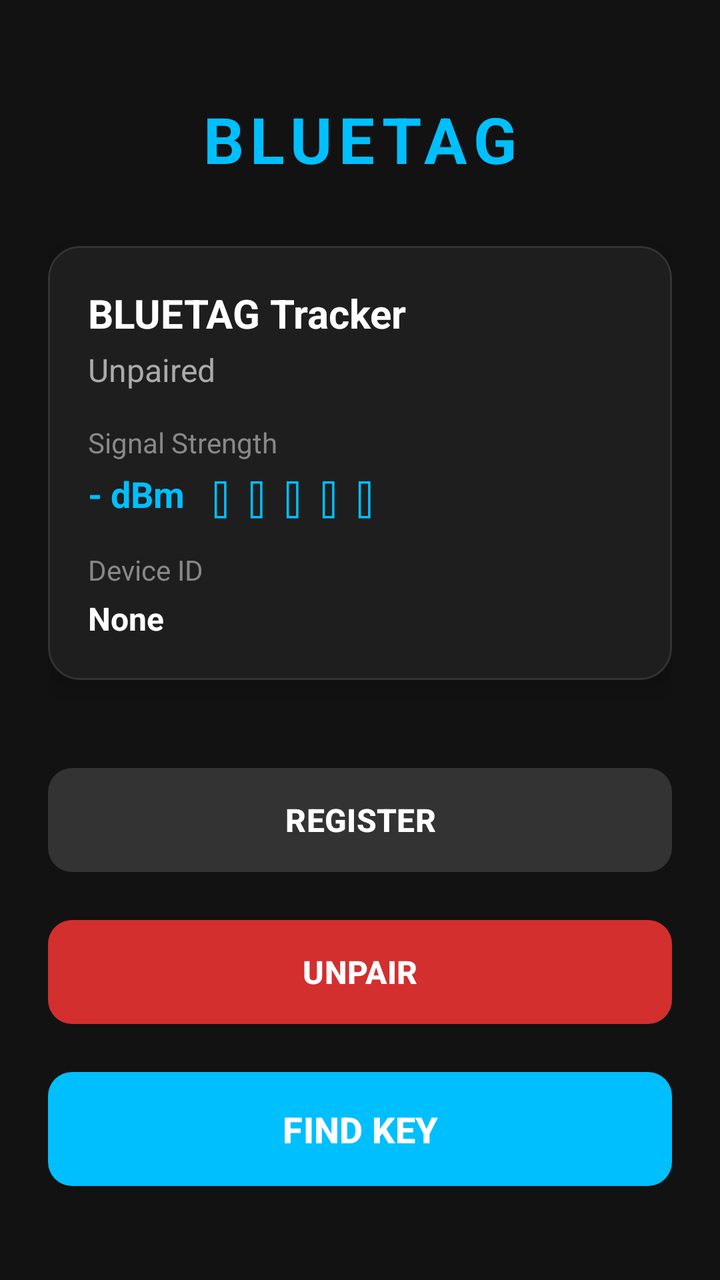
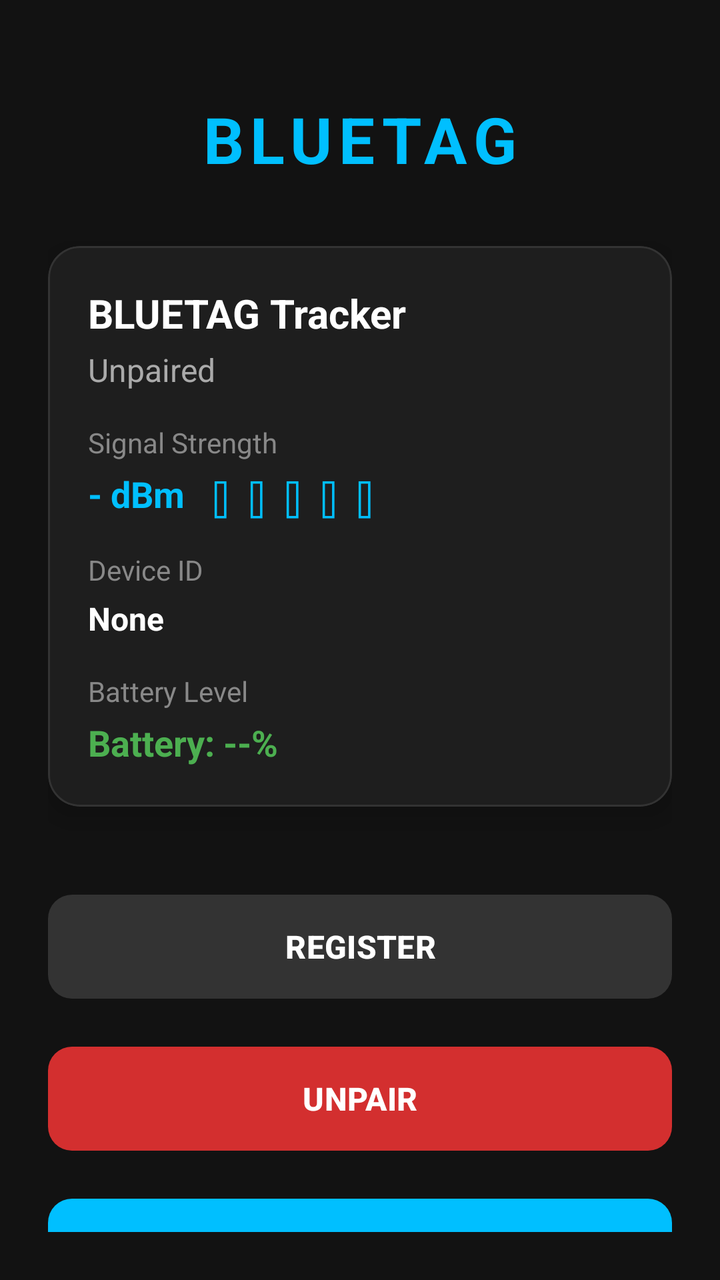

An Android layout rendered at two revisions. The XML below is the earlier revision; the diff shows what the commit changed to produce the second picture.
<!-- AndroidManifest.xml: application theme Theme.Bluetag -->
<!-- res/layout/activity_main.xml -->
<?xml version="1.0" encoding="utf-8"?>
<androidx.constraintlayout.widget.ConstraintLayout
    xmlns:android="http://schemas.android.com/apk/res/android"
    xmlns:app="http://schemas.android.com/apk/res-auto"
    android:layout_width="match_parent"
    android:layout_height="match_parent"
    android:background="#121212"
    android:padding="24dp">

    <TextView
        android:id="@+id/tvAppTitle"
        android:layout_width="wrap_content"
        android:layout_height="wrap_content"
        android:text="BLUETAG"
        android:textColor="#00BFFF"
        android:textSize="32sp"
        android:textStyle="bold"
        android:letterSpacing="0.1"
        app:layout_constraintTop_toTopOf="parent"
        app:layout_constraintStart_toStartOf="parent"
        app:layout_constraintEnd_toEndOf="parent"
        android:layout_marginTop="24dp"/>

    <com.google.android.material.card.MaterialCardView
        android:id="@+id/statusCard"
        android:layout_width="match_parent"
        android:layout_height="wrap_content"
        android:layout_marginTop="32dp"
        app:cardBackgroundColor="#1E1E1E"
        app:cardCornerRadius="16dp"
        app:cardElevation="8dp"
        app:strokeColor="#333333"
        app:strokeWidth="1dp"
        app:layout_constraintTop_toBottomOf="@id/tvAppTitle">

        <LinearLayout
            android:layout_width="match_parent"
            android:layout_height="wrap_content"
            android:orientation="vertical"
            android:padding="20dp">

            <TextView
                android:layout_width="match_parent"
                android:layout_height="wrap_content"
                android:text="BLUETAG Tracker"
                android:textColor="#FFFFFF"
                android:textSize="20sp"
                android:textStyle="bold" />

            <TextView
                android:id="@+id/txtStatus"
                android:layout_width="match_parent"
                android:layout_height="wrap_content"
                android:layout_marginTop="4dp"
                android:text="Unpaired"
                android:textColor="#AAAAAA"
                android:textSize="16sp" />

            <TextView
                android:layout_width="match_parent"
                android:layout_height="wrap_content"
                android:layout_marginTop="16dp"
                android:text="Signal Strength"
                android:textColor="#888888"
                android:textSize="14sp" />

            <TextView
                android:id="@+id/txtRssi"
                android:layout_width="match_parent"
                android:layout_height="wrap_content"
                android:layout_marginTop="4dp"
                android:text="- dBm  ▯▯▯▯▯"
                android:textColor="#00BFFF"
                android:textSize="18sp"
                android:textStyle="bold"/>

            <TextView
                android:layout_width="match_parent"
                android:layout_height="wrap_content"
                android:layout_marginTop="16dp"
                android:text="Device ID"
                android:textColor="#888888"
                android:textSize="14sp" />

            <TextView
                android:id="@+id/txtRegistered"
                android:layout_width="match_parent"
                android:layout_height="wrap_content"
                android:layout_marginTop="4dp"
                android:text="None"
                android:textColor="#FFFFFF"
                android:textSize="16sp"
                android:textStyle="bold" />

        </LinearLayout>
    </com.google.android.material.card.MaterialCardView>

    <com.google.android.material.button.MaterialButton
        android:id="@+id/btnRegister"
        android:layout_width="match_parent"
        android:layout_height="60dp"
        android:text="REGISTER"
        android:textSize="16sp"
        android:textStyle="bold"
        app:backgroundTint="#333333"
        android:textColor="#FFFFFF"
        app:cornerRadius="12dp"
        app:layout_constraintTop_toBottomOf="@id/statusCard"
        android:layout_marginTop="40dp"/>

    <com.google.android.material.button.MaterialButton
        android:id="@+id/btnUnpair"
        android:layout_width="match_parent"
        android:layout_height="60dp"
        android:text="UNPAIR"
        android:textSize="16sp"
        android:textStyle="bold"
        app:backgroundTint="#D32F2F"
        android:textColor="#FFFFFF"
        app:cornerRadius="12dp"
        app:layout_constraintTop_toBottomOf="@id/btnRegister"
        android:layout_marginTop="16dp"/>

    <com.google.android.material.button.MaterialButton
        android:id="@+id/btnFindKey"
        android:layout_width="match_parent"
        android:layout_height="65dp"
        android:text="FIND KEY"
        android:textSize="18sp"
        android:textStyle="bold"
        app:cornerRadius="12dp"
        app:backgroundTint="#00BFFF"
        app:layout_constraintTop_toBottomOf="@id/btnUnpair"
        android:layout_marginTop="16dp"/>

    <com.google.android.material.button.MaterialButton
        android:id="@+id/btnSearch"
        android:layout_width="match_parent"
        android:layout_height="60dp"
        android:text="START AUTO SEARCH"
        android:textSize="16sp"
        android:textStyle="bold"
        style="@style/Widget.MaterialComponents.Button.OutlinedButton"
        app:strokeColor="#00BFFF"
        android:textColor="#00BFFF"
        app:cornerRadius="12dp"
        app:layout_constraintTop_toBottomOf="@id/btnFindKey"
        android:layout_marginTop="16dp"/>

    <TextView
        android:id="@+id/txtLastLocation"
        android:layout_width="match_parent"
        android:layout_height="wrap_content"
        android:text="Last Seen: Unknown"
        android:textColor="#AAAAAA"
        android:textSize="14sp"
        android:textAlignment="center"
        app:layout_constraintTop_toBottomOf="@id/btnSearch"
        android:layout_marginTop="24dp" />

    <com.google.android.material.button.MaterialButton
        android:id="@+id/btnOpenMap"
        android:layout_width="match_parent"
        android:layout_height="60dp"
        android:text="SEARCH ON MAP"
        android:textSize="16sp"
        android:textStyle="bold"
        app:backgroundTint="#4CAF50"
        android:textColor="#FFFFFF"
        app:cornerRadius="12dp"
        android:visibility="gone"
        app:layout_constraintTop_toBottomOf="@id/txtLastLocation"
        android:layout_marginTop="8dp"/>
</androidx.constraintlayout.widget.ConstraintLayout>
<!-- resources referenced by this layout -->
<resources>
  <style name="Theme.Bluetag" parent="Base.Theme.Bluetag" />
  <style name="Base.Theme.Bluetag" parent="Theme.Material3.DayNight.NoActionBar">
          
          
      </style>
</resources>

<!-- the commit's change to res/layout/activity_main.xml (unified diff, before → after) -->
@@ -92,6 +92,24 @@
                 android:textSize="16sp"
                 android:textStyle="bold" />
 
+            <TextView
+                android:layout_width="match_parent"
+                android:layout_height="wrap_content"
+                android:layout_marginTop="16dp"
+                android:text="Battery Level"
+                android:textColor="#888888"
+                android:textSize="14sp" />
+
+            <TextView
+                android:id="@+id/txtBattery"
+                android:layout_width="match_parent"
+                android:layout_height="wrap_content"
+                android:layout_marginTop="4dp"
+                android:text="Battery: --%"
+                android:textColor="#4CAF50"
+                android:textSize="18sp"
+                android:textStyle="bold" />
+
         </LinearLayout>
     </com.google.android.material.card.MaterialCardView>
 
